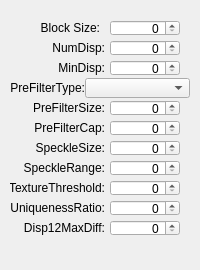
The window that StereoMatch/src/GUI/BM_Widget.ui (alexxx-yyer/micro_stereo_recon) describes before a commit, drawn with Qt 5.
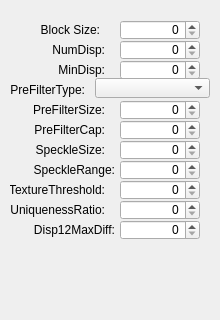
The same window after the commit.

```diff
--- a/StereoMatch/src/GUI/BM_Widget.ui
+++ b/StereoMatch/src/GUI/BM_Widget.ui
@@ -6,8 +6,8 @@
    <rect>
     <x>0</x>
     <y>0</y>
-    <width>200</width>
-    <height>270</height>
+    <width>220</width>
+    <height>320</height>
    </rect>
   </property>
   <property name="windowTitle">
@@ -19,7 +19,7 @@
      <x>5</x>
      <y>20</y>
      <width>95</width>
-     <height>16</height>
+     <height>20</height>
     </rect>
    </property>
    <property name="text">
@@ -32,10 +32,10 @@
   <widget class="QSpinBox" name="BlockSize">
    <property name="geometry">
     <rect>
-     <x>110</x>
+     <x>120</x>
      <y>20</y>
-     <width>70</width>
-     <height>16</height>
+     <width>80</width>
+     <height>20</height>
     </rect>
    </property>
    <property name="alignment">
@@ -45,10 +45,10 @@
   <widget class="QSpinBox" name="numDisp">
    <property name="geometry">
     <rect>
-     <x>110</x>
+     <x>120</x>
      <y>40</y>
-     <width>70</width>
-     <height>16</height>
+     <width>80</width>
+     <height>20</height>
     </rect>
    </property>
    <property name="alignment">
@@ -58,10 +58,10 @@
   <widget class="QSpinBox" name="preFilterSize">
    <property name="geometry">
     <rect>
-     <x>110</x>
+     <x>120</x>
      <y>100</y>
-     <width>70</width>
-     <height>16</height>
+     <width>80</width>
+     <height>20</height>
     </rect>
    </property>
    <property name="alignment">
@@ -71,10 +71,10 @@
   <widget class="QSpinBox" name="SpeckleRange">
    <property name="geometry">
     <rect>
-     <x>110</x>
+     <x>120</x>
      <y>160</y>
-     <width>70</width>
-     <height>16</height>
+     <width>80</width>
+     <height>20</height>
     </rect>
    </property>
    <property name="alignment">
@@ -84,10 +84,10 @@
   <widget class="QSpinBox" name="uniquenessRatio">
    <property name="geometry">
     <rect>
-     <x>110</x>
+     <x>120</x>
      <y>200</y>
-     <width>70</width>
-     <height>16</height>
+     <width>80</width>
+     <height>20</height>
     </rect>
    </property>
    <property name="alignment">
@@ -97,10 +97,10 @@
   <widget class="QSpinBox" name="SpeckleSize">
    <property name="geometry">
     <rect>
-     <x>110</x>
+     <x>120</x>
      <y>140</y>
-     <width>70</width>
-     <height>16</height>
+     <width>80</width>
+     <height>20</height>
     </rect>
    </property>
    <property name="alignment">
@@ -110,10 +110,10 @@
   <widget class="QSpinBox" name="preFilterCap">
    <property name="geometry">
     <rect>
-     <x>110</x>
+     <x>120</x>
      <y>120</y>
-     <width>70</width>
-     <height>16</height>
+     <width>80</width>
+     <height>20</height>
     </rect>
    </property>
    <property name="alignment">
@@ -123,10 +123,10 @@
   <widget class="QSpinBox" name="minDisp">
    <property name="geometry">
     <rect>
-     <x>110</x>
+     <x>120</x>
      <y>60</y>
-     <width>70</width>
-     <height>16</height>
+     <width>80</width>
+     <height>20</height>
     </rect>
    </property>
    <property name="alignment">
@@ -136,10 +136,10 @@
   <widget class="QSpinBox" name="textureThreshold">
    <property name="geometry">
     <rect>
-     <x>110</x>
+     <x>120</x>
      <y>180</y>
-     <width>70</width>
-     <height>16</height>
+     <width>80</width>
+     <height>20</height>
     </rect>
    </property>
    <property name="alignment">
@@ -152,7 +152,7 @@
      <x>10</x>
      <y>40</y>
      <width>95</width>
-     <height>16</height>
+     <height>20</height>
     </rect>
    </property>
    <property name="text">
@@ -168,7 +168,7 @@
      <x>10</x>
      <y>60</y>
      <width>95</width>
-     <height>16</height>
+     <height>20</height>
     </rect>
    </property>
    <property name="text">
@@ -184,7 +184,7 @@
      <x>10</x>
      <y>80</y>
      <width>75</width>
-     <height>16</height>
+     <height>20</height>
     </rect>
    </property>
    <property name="text">
@@ -200,7 +200,7 @@
      <x>10</x>
      <y>100</y>
      <width>95</width>
-     <height>16</height>
+     <height>20</height>
     </rect>
    </property>
    <property name="text">
@@ -216,7 +216,7 @@
      <x>10</x>
      <y>120</y>
      <width>95</width>
-     <height>16</height>
+     <height>20</height>
     </rect>
    </property>
    <property name="text">
@@ -232,7 +232,7 @@
      <x>10</x>
      <y>140</y>
      <width>95</width>
-     <height>16</height>
+     <height>20</height>
     </rect>
    </property>
    <property name="text">
@@ -247,8 +247,8 @@
     <rect>
      <x>10</x>
      <y>160</y>
-     <width>95</width>
-     <height>16</height>
+     <width>105</width>
+     <height>20</height>
     </rect>
    </property>
    <property name="text">
@@ -264,7 +264,7 @@
      <x>10</x>
      <y>180</y>
      <width>95</width>
-     <height>16</height>
+     <height>20</height>
     </rect>
    </property>
    <property name="text">
@@ -280,7 +280,7 @@
      <x>10</x>
      <y>200</y>
      <width>95</width>
-     <height>16</height>
+     <height>20</height>
     </rect>
    </property>
    <property name="text">
@@ -293,10 +293,10 @@
   <widget class="QSpinBox" name="disp12MaxDiff">
    <property name="geometry">
     <rect>
-     <x>110</x>
+     <x>120</x>
      <y>220</y>
-     <width>70</width>
-     <height>16</height>
+     <width>80</width>
+     <height>20</height>
     </rect>
    </property>
    <property name="alignment">
@@ -308,8 +308,8 @@
     <rect>
      <x>10</x>
      <y>220</y>
-     <width>95</width>
-     <height>16</height>
+     <width>105</width>
+     <height>20</height>
     </rect>
    </property>
    <property name="text">
@@ -322,9 +322,9 @@
   <widget class="QComboBox" name="comboBox">
    <property name="geometry">
     <rect>
-     <x>85</x>
+     <x>95</x>
      <y>78</y>
-     <width>105</width>
+     <width>115</width>
      <height>20</height>
     </rect>
    </property>
```
Left out of the diff: 42 changed lines with no effect on the pictures.
